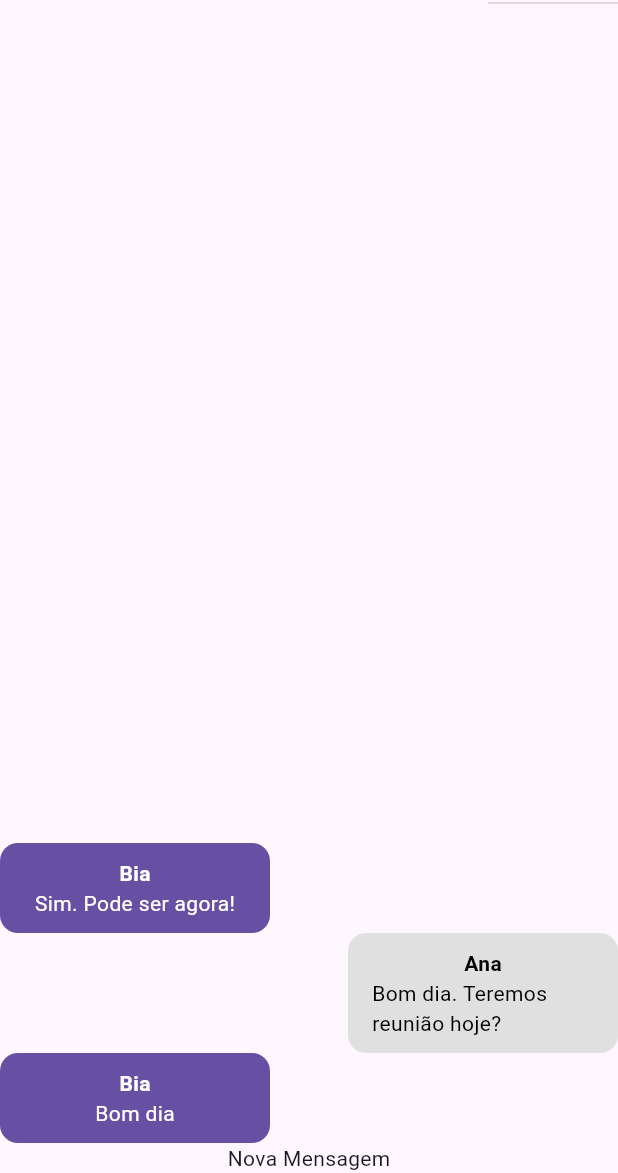
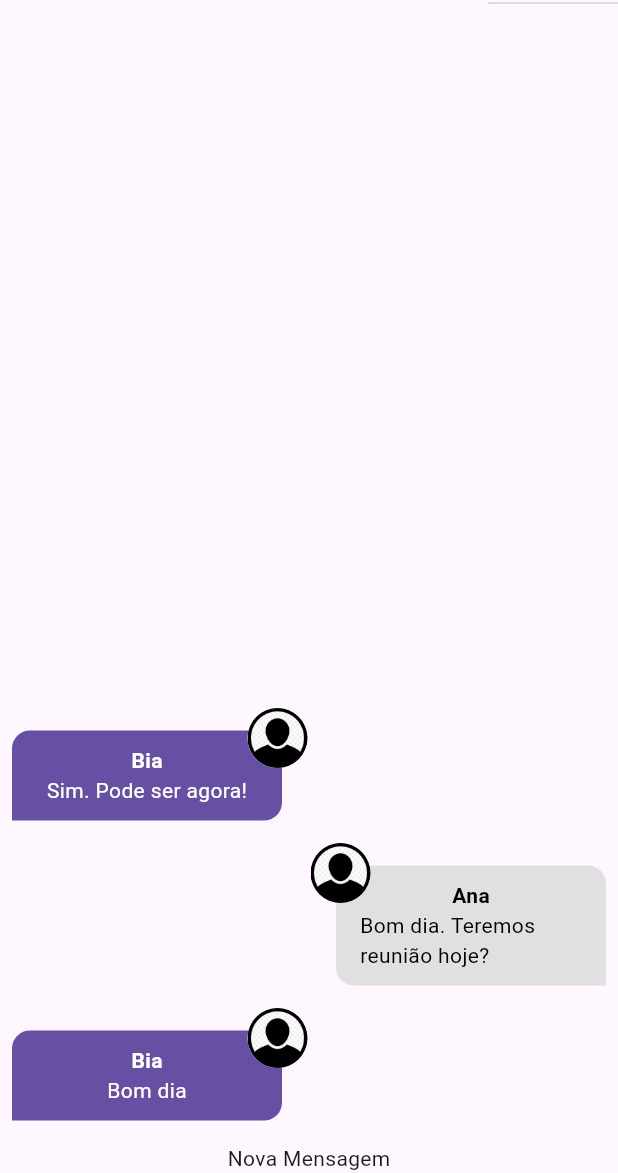
Before and after one commit to AfonsoMachado/flutter_chat, a Flutter app: the screen it shows after launch, on a phone screen of 412 x 824 dp, the part 63-1236 px from its top. Run offline on Flutter 3.47's test engine with Material 3 defaults, Android fonts, the phone set to English and light mode, and no system bars; our stand-ins replace image_picker; accounts and stored records are empty.

Commit message:
styling message and add user image avatar

```diff
--- a/lib/components/message_bubble.dart
+++ b/lib/components/message_bubble.dart
@@ -1,7 +1,10 @@
+import 'dart:io';
+
 import 'package:flutter/material.dart';
 import 'package:flutter_chat/core/models/chat_message.dart';
 
 class MessageBubble extends StatelessWidget {
+  static const _defaultImage = 'assets/images/avatar.png';
   final ChatMessage message;
   final bool belongsToCurrentUser;
 
@@ -11,9 +14,27 @@ class MessageBubble extends StatelessWidget {
     required this.belongsToCurrentUser,
   });
 
+  Widget _showUserImage(String imageUrl) {
+    ImageProvider? provider;
+    final uri = Uri.parse(imageUrl);
+
+    if (uri.path.contains(_defaultImage)) {
+      provider = const AssetImage(_defaultImage);
+    } else if (uri.scheme.contains('http')) {
+      provider = NetworkImage(uri.toString());
+    } else {
+      provider = FileImage(File(uri.toString()));
+    }
+    return CircleAvatar(
+      backgroundImage: provider,
+    );
+  }
+
   @override
   Widget build(BuildContext context) {
-    return Row(
+    return Stack(
+      children: [
+        Row(
           mainAxisAlignment: belongsToCurrentUser
               ? MainAxisAlignment.end
               : MainAxisAlignment.start,
@@ -23,14 +44,21 @@ class MessageBubble extends StatelessWidget {
                 color: belongsToCurrentUser
                     ? Colors.grey.shade300
                     : Theme.of(context).primaryColor,
-            borderRadius: const BorderRadius.all(
-              Radius.circular(12),
+                borderRadius: BorderRadius.only(
+                  topLeft: const Radius.circular(12),
+                  topRight: const Radius.circular(12),
+                  bottomLeft: Radius.circular(belongsToCurrentUser ? 12 : 0),
+                  bottomRight: Radius.circular(belongsToCurrentUser ? 0 : 12),
                 ),
               ),
               width: 180,
               padding: const EdgeInsets.symmetric(
                 vertical: 10,
                 horizontal: 16,
+              ),
+              margin: const EdgeInsets.symmetric(
+                vertical: 15,
+                horizontal: 8,
               ),
               child: Column(
                 children: [
@@ -51,6 +79,14 @@ class MessageBubble extends StatelessWidget {
               ),
             ),
           ],
+        ),
+        Positioned(
+          top: 0,
+          left: belongsToCurrentUser ? null : 165,
+          right: belongsToCurrentUser ? 165 : null,
+          child: _showUserImage(message.userImageUrl),
+        )
+      ],
     );
   }
 }
```
Lines whose indentation alone changed are shown as unchanged.
